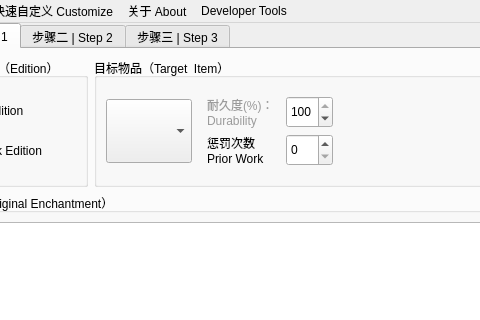
Dinosaur-MC/BestEnchSeq, file awindow.ui: the form before one commit; both pictures show x 85 to 565 and y 0 to 320 of the 772 by 753 pixel window.
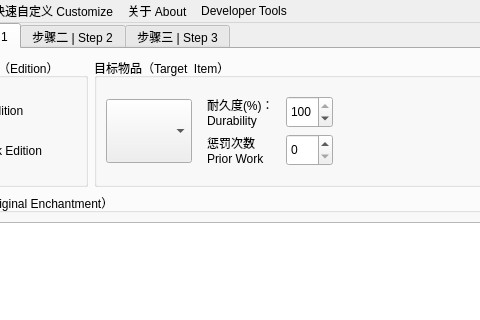
The form after the commit. Custom widgets are drawn as their Qt base class.

Patch:
```diff
--- a/awindow.ui
+++ b/awindow.ui
@@ -181,7 +181,7 @@
                  <item row="0" column="0">
                   <widget class="QLabel" name="label">
                    <property name="styleSheet">
-                    <string notr="true">color: rgb(155, 155, 155);</string>
+                    <string notr="true"/>
                    </property>
                    <property name="text">
                     <string>耐久度(%)：
```
Left out of the diff: 38 changed lines with no effect on the pictures.
